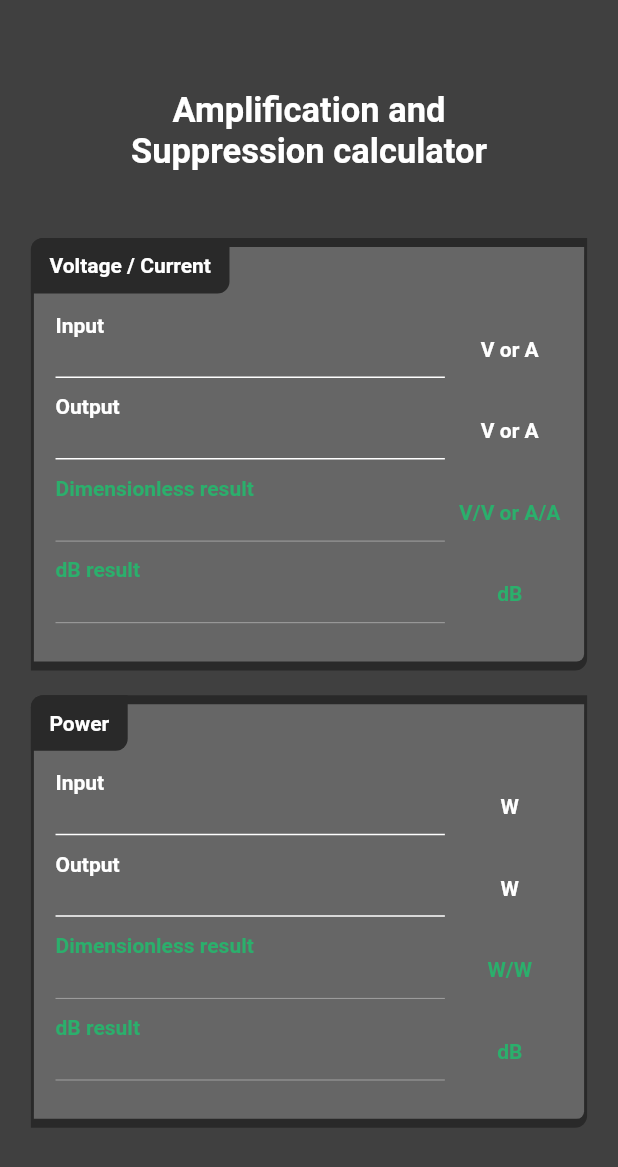
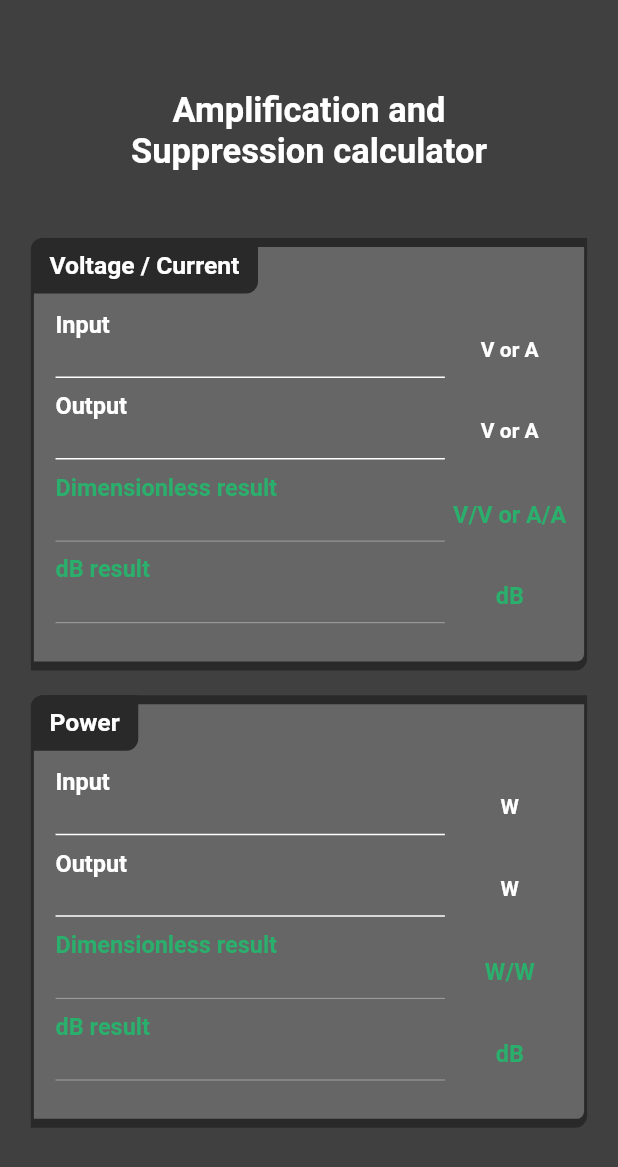
Before and after one commit to Pumaxx/ElectronicsPocketTools-Flutter, a Flutter app: the screen it shows after launch, after a tap on "Amplification Suppression", on a phone screen of 412 x 824 dp. Shown: the top 1167 px of the screen. Run offline on Flutter 3.47's test engine with Material 2 defaults, Android fonts, the light colour scheme and no system bars; drawn by our look-alikes of auto_size_text.

Commit message:
Fixed fontSizes on difrent size devices

```diff
--- a/lib/UI/UI_recorces/tool_containers.dart
+++ b/lib/UI/UI_recorces/tool_containers.dart
@@ -61,7 +61,10 @@ class TollContainerTitleBar extends StatelessWidget {
           child: AutoSizeText(
             title!,
             maxLines: 1,
-            style: const TextStyle(fontWeight: FontWeight.bold),
+            style: TextStyle(
+              fontWeight: FontWeight.bold,
+              fontSize: screenHeight! * 0.02,
+            ),
           ),
         ),
       ),
@@ -128,6 +131,7 @@ class _DropdownContainerState extends State<DropdownContainer> {
                         style: TextStyle(
                           fontWeight: FontWeight.bold,
                           color: widget.color ?? Colors.white,
+                          fontSize: widget.screenHeight! * 0.019,
                         ),
                       ),
                     ),
@@ -152,13 +156,13 @@ class _DropdownContainerState extends State<DropdownContainer> {
                       ],
                       style: TextStyle(
                         color: widget.color ?? Colors.white,
-                        fontSize: widget.screenWidth! * 0.0375,
+                        fontSize: widget.screenHeight! * 0.019,
                       ),
                       decoration: InputDecoration(
                         hintText: widget.getResult!(),
                         hintStyle: TextStyle(
                           color: widget.color ?? Colors.grey,
-                          fontSize: widget.screenWidth! * 0.0375,
+                          fontSize: widget.screenHeight! * 0.019,
                           fontWeight: widget.enabled == true
                               ? FontWeight.normal
                               : FontWeight.bold,
@@ -212,7 +216,7 @@ class _DropdownContainerState extends State<DropdownContainer> {
                                   unit,
                                   style: TextStyle(
                                     color: customColors.main,
-                                    fontSize: widget.screenWidth! * 0.0375,
+                                    fontSize: widget.screenHeight! * 0.019,
                                   ),
                                 ),
                               );
--- a/lib/UI/amplification_suppression.dart
+++ b/lib/UI/amplification_suppression.dart
@@ -44,13 +44,13 @@ class _AmplificationSuppressionPageState
                   SizedBox(width: screenWidth * 0.2),
                   SizedBox(
                     width: screenWidth * 0.6,
-                    child: const Center(
+                    child: Center(
                       child: AutoSizeText(
                         'Amplification and Suppression calculator',
                         textAlign: TextAlign.center,
                         style: TextStyle(
                           fontWeight: FontWeight.bold,
-                          fontSize: 25.0,
+                          fontSize: screenHeight * 0.05,
                         ),
                         maxLines: 2,
                       ),
@@ -171,9 +171,10 @@ class AmpSuppInputContainer extends StatelessWidget {
               alignment: Alignment.bottomLeft,
               child: AutoSizeText(
                 label!,
-                style: const TextStyle(
+                style: TextStyle(
                   fontWeight: FontWeight.bold,
                   color: Colors.white,
+                  fontSize: screenHeight! * 0.019,
                 ),
               ),
             ),
@@ -199,7 +200,7 @@ class AmpSuppInputContainer extends StatelessWidget {
                     ],
                     style: TextStyle(
                       color: Colors.white,
-                      fontSize: screenWidth! * 0.0375,
+                      fontSize: screenHeight! * 0.019,
                     ),
                     decoration: const InputDecoration(
                       enabledBorder: UnderlineInputBorder(
@@ -220,98 +221,6 @@ class AmpSuppInputContainer extends StatelessWidget {
                       style: const TextStyle(
                         fontWeight: FontWeight.bold,
                         color: Colors.white,
-                      ),
-                    ),
-                  ),
-                ),
-              ],
-            ),
-          ),
-        ],
-      ),
-    );
-  }
-}
-
-class AmpSuppOutputContainer extends StatelessWidget {
-  final double? screenHeight;
-  final double? screenWidth;
-  final String? label;
-  final String? unit;
-  final int? index;
-  final bool? isPowerContainer;
-
-  const AmpSuppOutputContainer({
-    Key? key,
-    @required this.screenHeight,
-    @required this.screenWidth,
-    @required this.label,
-    @required this.unit,
-    @required this.index,
-    this.isPowerContainer = false,
-  }) : super(key: key);
-
-  @override
-  Widget build(BuildContext context) {
-    String output = isPowerContainer!
-        ? context.watch<PowerLogic>().getOutput(index!)
-        : context.watch<VoltageCurrentLogic>().getOutput(index!);
-    return SizedBox(
-      height: screenHeight! * 0.066,
-      width: screenWidth! * 0.84,
-      child: Column(
-        children: [
-          SizedBox(
-            height: screenHeight! * 0.033,
-            child: Align(
-              alignment: Alignment.bottomLeft,
-              child: AutoSizeText(
-                label!,
-                style: TextStyle(
-                  fontWeight: FontWeight.bold,
-                  color: customColors.containerResult,
-                ),
-              ),
-            ),
-          ),
-          SizedBox(
-            height: screenHeight! * 0.033,
-            child: Row(
-              children: [
-                SizedBox(
-                  width: screenWidth! * 0.63,
-                  child: TextField(
-                    enabled: false,
-                    maxLines: 1,
-                    style: TextStyle(
-                      color: customColors.containerResult,
-                      fontSize: screenWidth! * 0.0375,
-                    ),
-                    decoration: InputDecoration(
-                      hintText: output,
-                      hintStyle: TextStyle(
-                        color: customColors.containerResult,
-                        fontSize: screenWidth! * 0.0375,
-                        fontWeight: FontWeight.bold,
-                      ),
-                      enabledBorder: const UnderlineInputBorder(
-                        borderSide: BorderSide(color: Colors.white),
-                      ),
-                      focusedBorder: const UnderlineInputBorder(
-                        borderSide: BorderSide(color: Colors.white),
-                      ),
-                    ),
-                  ),
-                ),
-                SizedBox(
-                  width: screenWidth! * 0.21,
-                  child: Align(
-                    alignment: Alignment.topCenter,
-                    child: AutoSizeText(
-                      unit!,
-                      style: TextStyle(
-                        fontWeight: FontWeight.bold,
-                        color: customColors.containerResult,
                       ),
                     ),
                   ),
@@ -440,3 +349,97 @@ class _PowerContainerState extends State<PowerContainer> {
     );
   }
 }
+
+class AmpSuppOutputContainer extends StatelessWidget {
+  final double? screenHeight;
+  final double? screenWidth;
+  final String? label;
+  final String? unit;
+  final int? index;
+  final bool? isPowerContainer;
+
+  const AmpSuppOutputContainer({
+    Key? key,
+    @required this.screenHeight,
+    @required this.screenWidth,
+    @required this.label,
+    @required this.unit,
+    @required this.index,
+    this.isPowerContainer = false,
+  }) : super(key: key);
+
+  @override
+  Widget build(BuildContext context) {
+    String output = isPowerContainer!
+        ? context.watch<PowerLogic>().getOutput(index!)
+        : context.watch<VoltageCurrentLogic>().getOutput(index!);
+    return SizedBox(
+      height: screenHeight! * 0.066,
+      width: screenWidth! * 0.84,
+      child: Column(
+        children: [
+          SizedBox(
+            height: screenHeight! * 0.033,
+            child: Align(
+              alignment: Alignment.bottomLeft,
+              child: AutoSizeText(
+                label!,
+                style: TextStyle(
+                  fontWeight: FontWeight.bold,
+                  color: customColors.containerResult,
+                  fontSize: screenHeight! * 0.019,
+                ),
+              ),
+            ),
+          ),
+          SizedBox(
+            height: screenHeight! * 0.033,
+            child: Row(
+              children: [
+                SizedBox(
+                  width: screenWidth! * 0.63,
+                  child: TextField(
+                    enabled: false,
+                    maxLines: 1,
+                    style: TextStyle(
+                      color: customColors.containerResult,
+                      fontSize: screenHeight! * 0.019,
+                    ),
+                    decoration: InputDecoration(
+                      hintText: output,
+                      hintStyle: TextStyle(
+                        color: customColors.containerResult,
+                        fontSize: screenHeight! * 0.019,
+                        fontWeight: FontWeight.bold,
+                      ),
+                      enabledBorder: const UnderlineInputBorder(
+                        borderSide: BorderSide(color: Colors.white),
+                      ),
+                      focusedBorder: const UnderlineInputBorder(
+                        borderSide: BorderSide(color: Colors.white),
+                      ),
+                    ),
+                  ),
+                ),
+                SizedBox(
+                  width: screenWidth! * 0.21,
+                  child: Align(
+                    alignment: Alignment.topCenter,
+                    child: AutoSizeText(
+                      unit!,
+                      style: TextStyle(
+                        fontWeight: FontWeight.bold,
+                        color: customColors.containerResult,
+                        fontSize: screenHeight! * 0.019,
+                      ),
+                    ),
+                  ),
+                ),
+              ],
+            ),
+          ),
+        ],
+      ),
+    );
+  }
+}
--- a/lib/UI/digital_filters.dart
+++ b/lib/UI/digital_filters.dart
@@ -32,13 +32,13 @@ class _DigitalFiltersPageState extends State<DigitalFiltersPage> {
                   SizedBox(width: screenWidth * 0.2),
                   SizedBox(
                     width: screenWidth * 0.6,
-                    child: const Center(
+                    child: Center(
                       child: AutoSizeText(
                         'Finite impulse response filters parallel / series realization',
                         textAlign: TextAlign.center,
                         style: TextStyle(
                           fontWeight: FontWeight.bold,
-                          fontSize: 25.0,
+                          fontSize: screenHeight * 0.05,
                         ),
                         maxLines: 2,
                       ),
@@ -206,7 +206,7 @@ class _ResultPanelState extends State<ResultPanel> {
                 SizedBox(
                   height: widget.screenHeight! * 0.045,
                   child: Row(
-                    mainAxisAlignment: MainAxisAlignment.start,
+                    mainAxisAlignment: MainAxisAlignment.center,
                     children: [
                       SizedBox(width: widget.screenWidth! * 0.2),
                       Radio(
--- a/lib/UI/home_page.dart
+++ b/lib/UI/home_page.dart
@@ -37,13 +37,13 @@ class _HomePageState extends State<HomePage> {
                   SizedBox(width: screenWidth * 0.25),
                   SizedBox(
                     width: screenWidth * 0.5,
-                    child: const Center(
+                    child: Center(
                       child: AutoSizeText(
                         'Electronics Pocket Tools',
                         textAlign: TextAlign.center,
                         style: TextStyle(
                           fontWeight: FontWeight.bold,
-                          fontSize: 25.0,
+                          fontSize: screenHeight * 0.05,
                         ),
                         maxLines: 2,
                       ),
--- a/lib/UI/resistor_recognition.dart
+++ b/lib/UI/resistor_recognition.dart
@@ -70,13 +70,13 @@ class _ResistorRecognitionPageState extends State<ResistorRecognitionPage> {
                     children: [
                       SizedBox(
                         width: screenWidth * 0.6,
-                        child: const Center(
+                        child: Center(
                           child: AutoSizeText(
                             'Resistor recognition',
                             textAlign: TextAlign.center,
                             style: TextStyle(
                               fontWeight: FontWeight.bold,
-                              fontSize: 25.0,
+                              fontSize: screenHeight * 0.05,
                             ),
                             maxLines: 1,
                           ),
@@ -134,7 +134,7 @@ class _ResistorRecognitionPageState extends State<ResistorRecognitionPage> {
                             textAlign: TextAlign.center,
                             style: TextStyle(
                               fontWeight: FontWeight.bold,
-                              fontSize: 22.0,
+                              fontSize: screenHeight * 0.029,
                               color: customColors.containerResult,
                             ),
                             maxLines: 1,
```
Also changed, not shown: lib/UI/logic_gates.dart (+5 -2 lines), lib/UI/preferred_values.dart (+8 -6 lines), lib/UI/wave_calculator.dart (+7 -7 lines).
